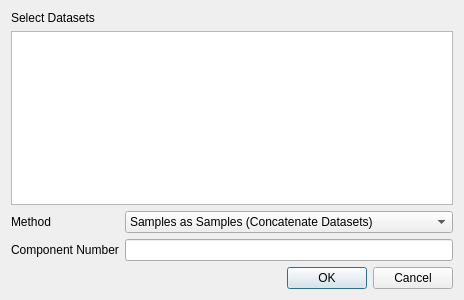
This is metadatasetdialog.ui in VespucciProject/Vespucci as Qt 5 draws it before an edit. The edited form follows.
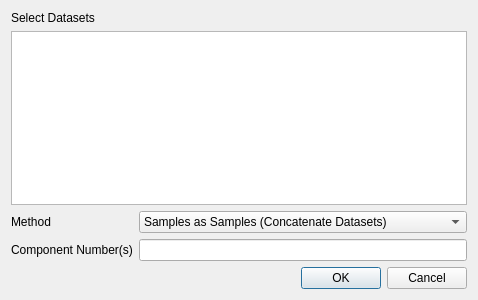
This is the edited form.

Diff of the .ui file:
```diff
--- a/metadatasetdialog.ui
+++ b/metadatasetdialog.ui
@@ -60,7 +60,7 @@
      <item row="1" column="0">
       <widget class="QLabel" name="label_3">
        <property name="text">
-        <string>Component Number</string>
+        <string>Component Number(s)</string>
        </property>
       </widget>
      </item>
```
